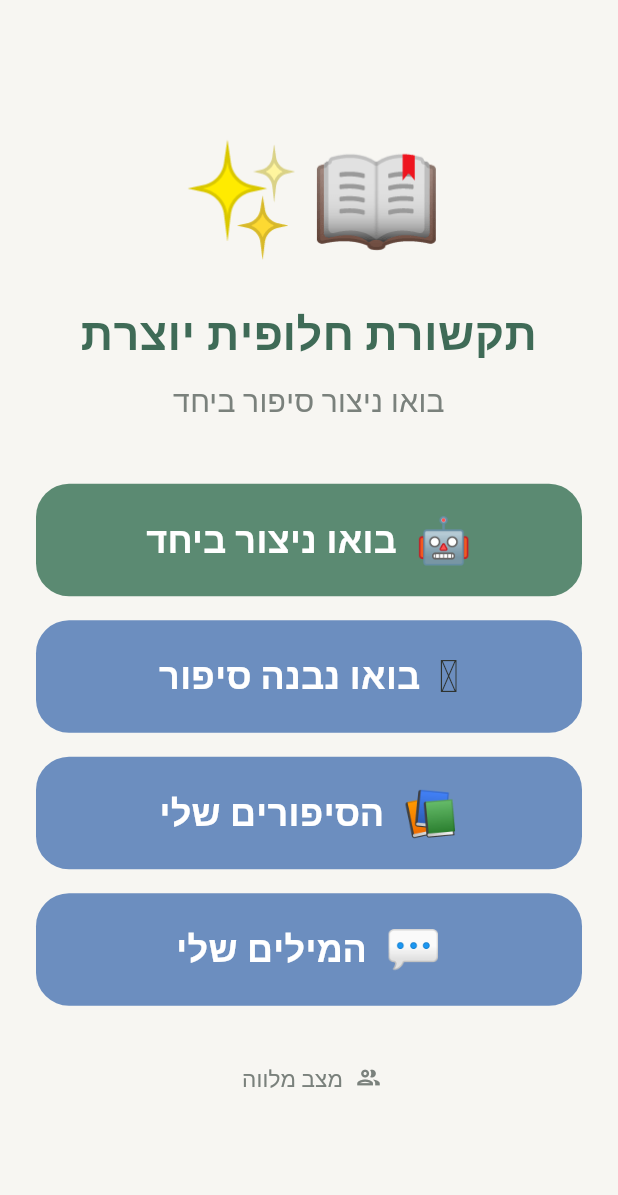
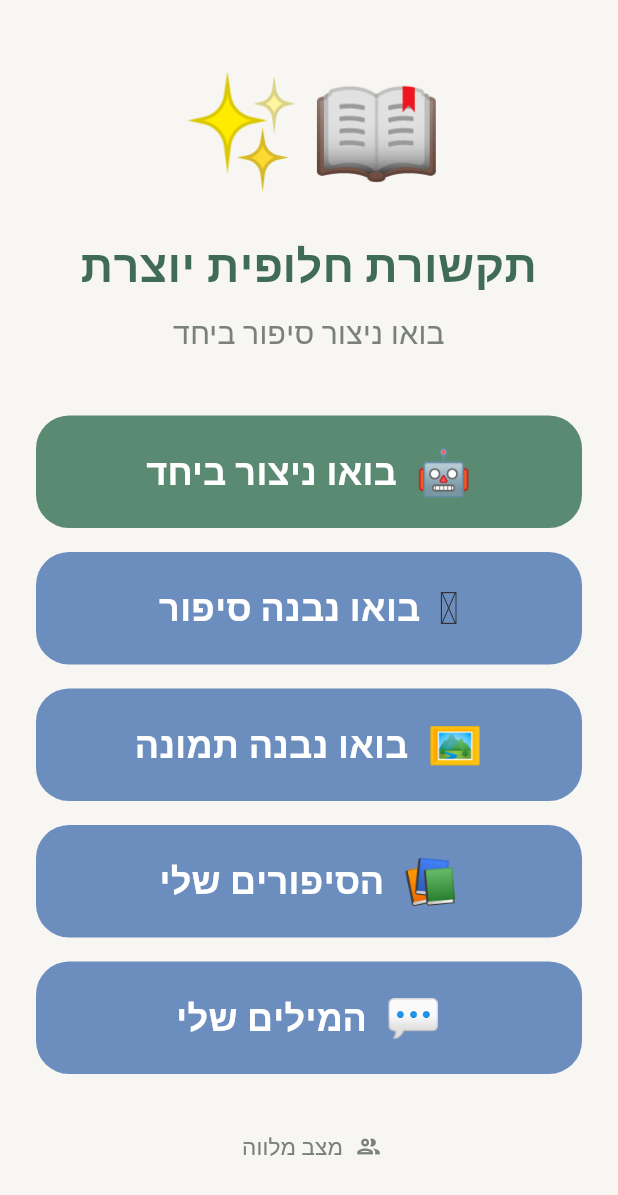
Before and after one commit to ronymilanez34-prog/creative-aac, a Flutter app: the screen it shows after launch, on a phone screen of 412 x 824 dp. Shown: the top 1195 px of the screen. Run offline on Flutter 3.47's test engine with Material 3 defaults, Android fonts, the phone set to English and light mode, and no system bars; our stand-ins replace file_picker, flutter_svg, flutter_tts, shared_preferences.

```diff
--- a/lib/screens/home_screen.dart
+++ b/lib/screens/home_screen.dart
@@ -7,6 +7,7 @@ import '../services/companion_service.dart';
 import '../services/profile_store.dart';
 import '../theme.dart';
 import '../widgets/big_button.dart';
+import 'build/build_picture_screen.dart';
 import 'build/build_story_screen.dart';
 import 'companion_screen.dart';
 import 'my_stories_screen.dart';
@@ -106,6 +107,17 @@ class HomeScreen extends StatelessWidget {
                   ),
                   const SizedBox(height: 16),
                   BigButton(
+                    label: 'בואו נבנה תמונה',
+                    emoji: '🖼️',
+                    color: AppColors.accent,
+                    onTap: () => Navigator.of(context).push(
+                      MaterialPageRoute(
+                        builder: (_) => const BuildPictureScreen(),
+                      ),
+                    ),
+                  ),
+                  const SizedBox(height: 16),
+                  BigButton(
                     label: 'הסיפורים שלי',
                     emoji: '📚',
                     color: AppColors.accent,
```
Also changed, not shown: 1 other file.
